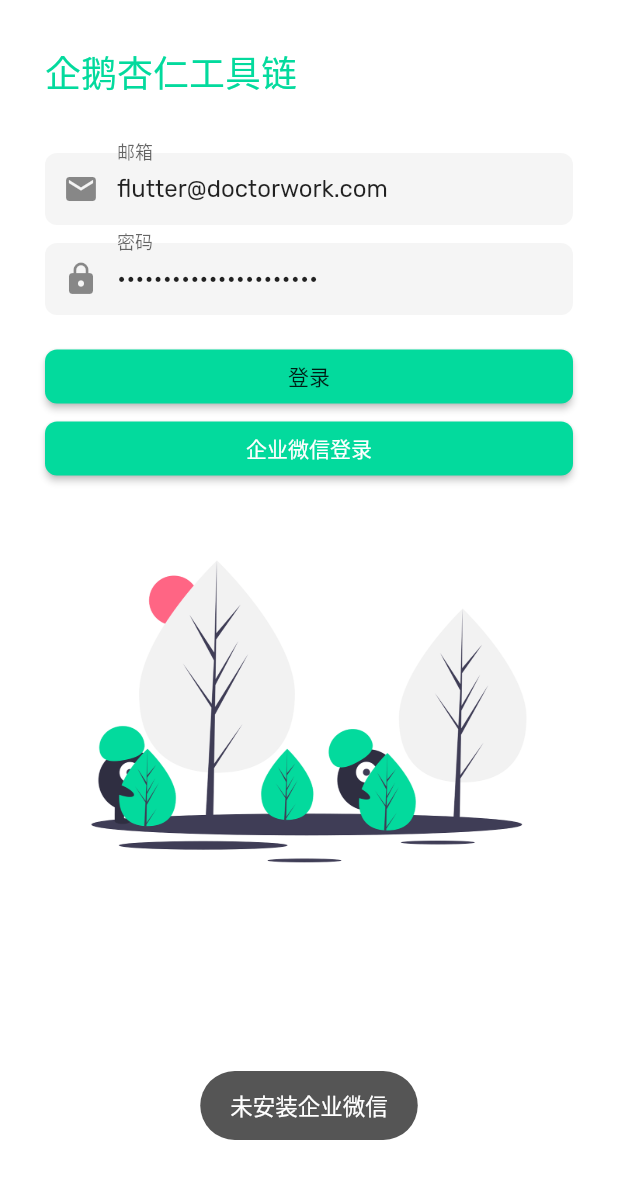
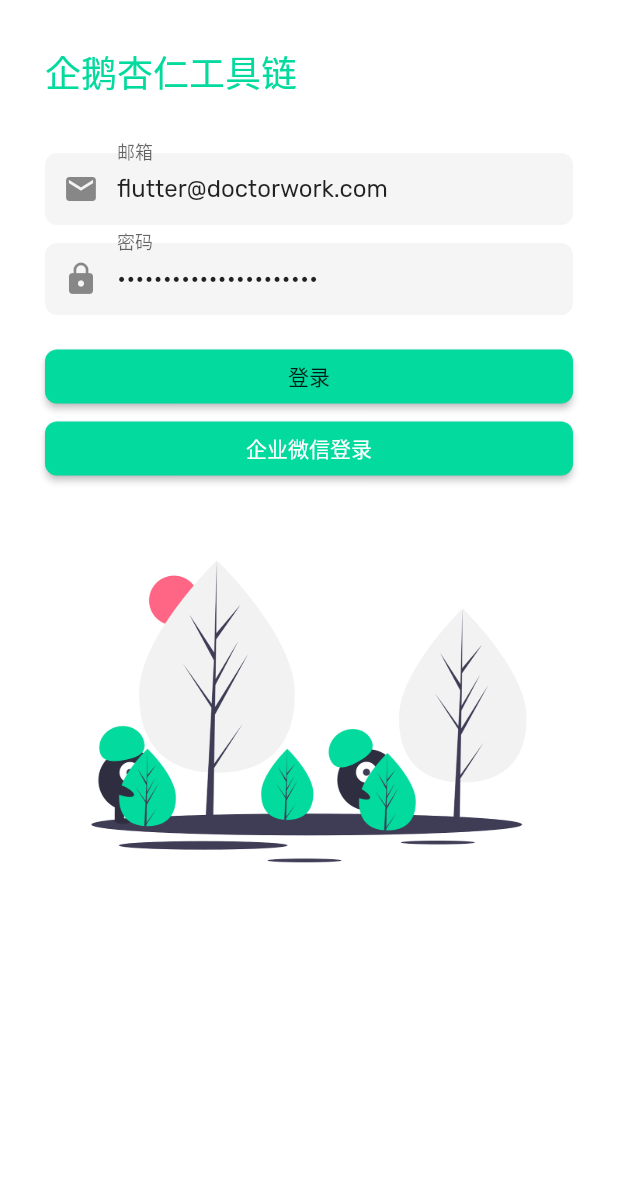
Before and after one commit to goingta/toolchain_flutter, a Flutter app: the screen it shows after launch, after a tap on "企业微信登录", on a phone screen of 412 x 824 dp. Shown: the top 1179 px of the screen. Run offline on Flutter 3.47's test engine with Material 2 defaults, Android fonts, the phone set to English and light mode, and no system bars; our stand-ins replace dio, flutter_icons, flutter_spinkit, package_info, shared_preferences, toast and 1 more; missing offline and left inert: fluwx_worker; accounts and stored records are empty.

Commit message:
fix: 临时提交

```diff
--- a/lib/pages/login/login_page.dart
+++ b/lib/pages/login/login_page.dart
@@ -61,12 +61,12 @@ class _LoginState extends State<LoginPage> {
 
   /// 企业微信登录
   _weWorkLogin() async {
-    bool isInstalled = await fluwxWorker.isWeChatInstalled();
+    // bool isInstalled = await fluwxWorker.isWeChatInstalled();
 
-    if (!isInstalled) {
-      Toast.show("未安装企业微信", context);
-      return;
-    }
+    // if (!isInstalled) {
+    //   Toast.show("未安装企业微信", context);
+    //   return;
+    // }
 
     //企业微信授权
     fluwxWorker.sendAuth(
```
Also changed, not shown: 1 other file.
